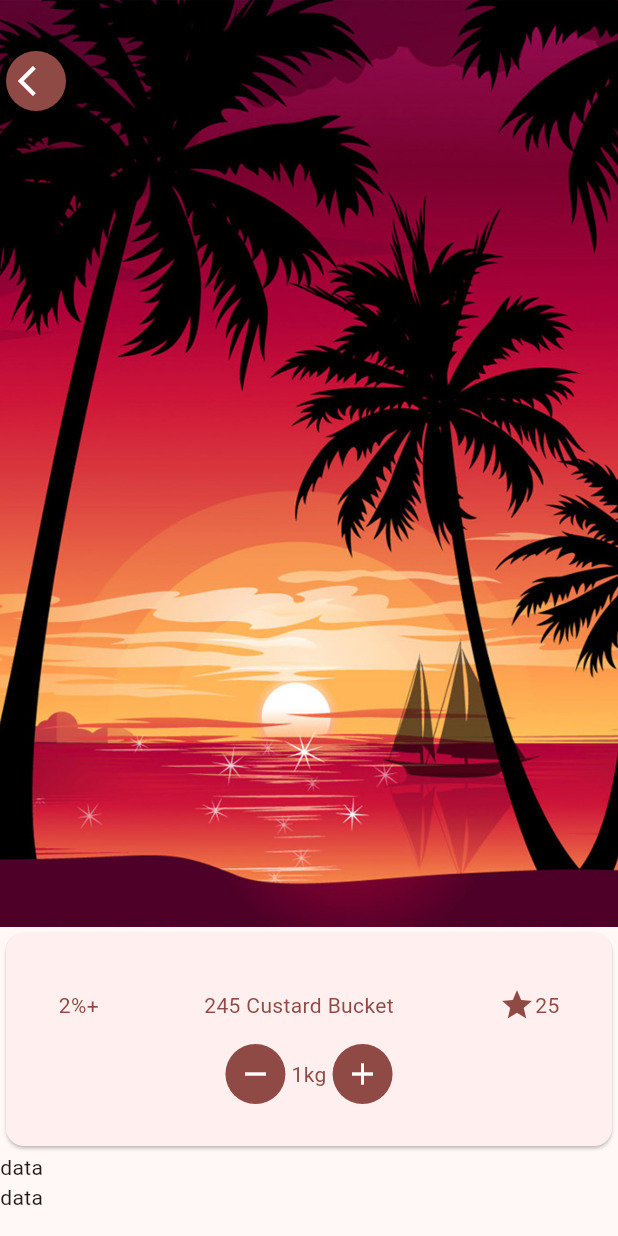
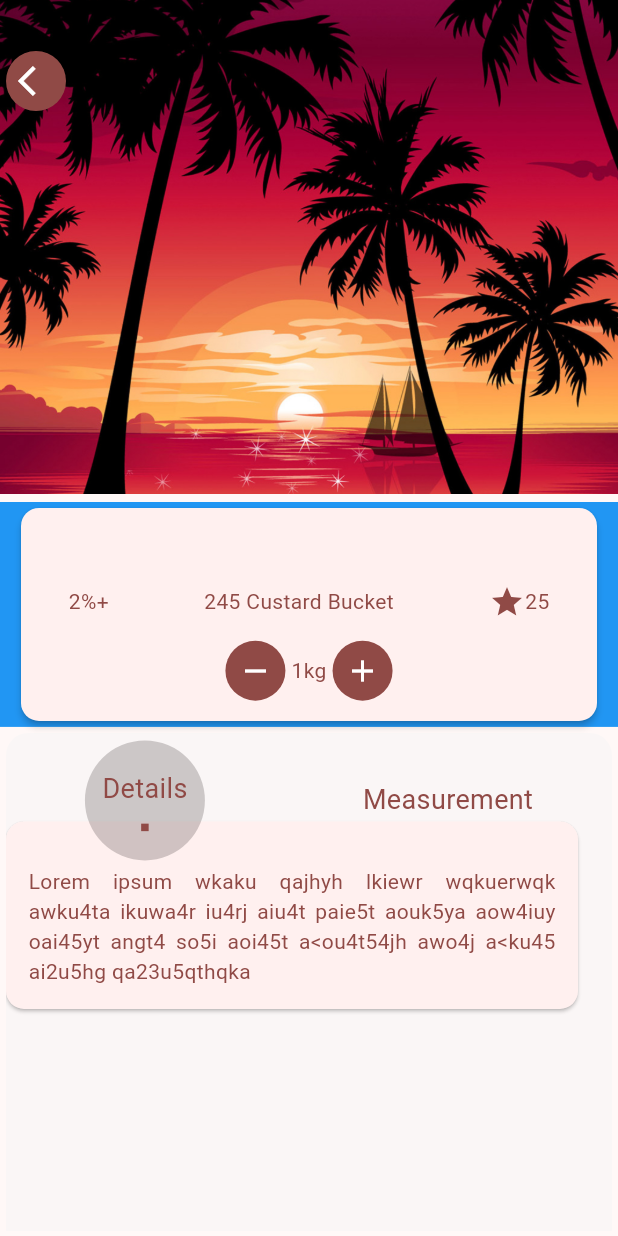
Before and after one commit to JP-Mbaka/ashernaser, a Flutter app: the Product screen opened directly with empty values, on a phone screen of 412 x 824 dp. Run offline on Flutter 3.47's test engine with Material 2 defaults, Android fonts, the phone set to English and light mode, and no system bars.

Commit message:
Starting Afresh

```diff
--- a/lib/screen/home/singleProductView.dart
+++ b/lib/screen/home/singleProductView.dart
@@ -1,4 +1,5 @@
 import 'package:ashernaser/model/productModel.dart';
+import 'package:ashernaser/screen/Cart/order.dart';
 import 'package:flutter/material.dart';
 
 class Product extends StatefulWidget {
@@ -25,7 +26,7 @@ class _ProductState extends State<Product> {
                 tag: widget.title!,
                 child: Image.asset(
                   'asset/image/test.jpg',
-                  height: MediaQuery.of(context).size.height * 0.75,
+                  height: MediaQuery.of(context).size.height * 0.4,
                   width: MediaQuery.of(context).size.width,
                   fit: BoxFit.cover,
                   scale: 0.9,
@@ -41,21 +42,30 @@ class _ProductState extends State<Product> {
               ),
             ],
           ),
-          ListView(
+          const SizedBox(height: 5),
+          SizedBox(
+            height: MediaQuery.of(context).size.height * 0.59 -
+                MediaQuery.of(context).viewInsets.bottom - MediaQuery.of(context).padding.bottom,
+            child: ListView(
               shrinkWrap: true,
               children: [
                 Container(
+                  color: Colors.blue,
                   // margin: const EdgeInsets.only(
                   //   top: 500,
                   //   left: 60,
                   // ),
-                // padding: const EdgeInsets.symmetric(horizontal: 10),
+                  padding: const EdgeInsets.symmetric(horizontal: 10),
                   alignment: Alignment.center,
                   height: 150,
                   width: MediaQuery.of(context).size.width * 0.9,
                   child: Card(
+                    elevation: 2,
                     child: Column(
+                      // crossAxisAlignment: CrossAxisAlignment.center,
+                      mainAxisAlignment: MainAxisAlignment.center,
                       children: [
+                        const SizedBox(height: 5),
                         Text(
                           widget.title!,
                           style: TextStyle(
@@ -115,9 +125,106 @@ class _ProductState extends State<Product> {
                     ),
                   ),
                 ),
-              Text('data'),
-              Text('data'),
+                Container(
+                  margin: const EdgeInsets.all(4.0),
+                  height: 400,
+                  width: MediaQuery.of(context).size.width,
+                  decoration: BoxDecoration(
+                      color: Color.fromARGB(134, 245, 245, 245),
+                      borderRadius: BorderRadius.circular(15)),
+                  child: Stack(
+                    children: [
+                      Positioned(
+                        top: 40,
+                        left: -4,
+                        child: Container(
+                          width: MediaQuery.of(context).size.width * 0.945,
+                          // margin: EdgeInsets.only(left: 10),
+                          padding: EdgeInsets.only(top: 15),
+                          child: Card(
+                            child: Padding(
+                              padding: const EdgeInsets.only(
+                                left: 15.0,
+                                right: 15.0,
+                                bottom: 15.0,
+                                top: 30,
+                              ),
+                              child: Center(
+                                child: Text(
+                                  'Lorem ipsum wkaku qajhyh lkiewr wqkuerwqk awku4ta ikuwa4r iu4rj aiu4t paie5t aouk5ya aow4iuy oai45yt angt4 so5i aoi45t a<ou4t54jh awo4j a<ku45 ai2u5hg qa23u5qthqka ',
+                                  textAlign: TextAlign.justify,
+                                  style: TextStyle(
+                                      color: Theme.of(context).primaryColor),
+                                ),
+                              ),
+                            ),
+                          ),
+                        ),
+                      ),
+                      Padding(
+                        padding: EdgeInsets.only(top: 5),
+                        child: Row(
+                          mainAxisAlignment: MainAxisAlignment.spaceAround,
+                          children: [
+                            Container(
+                              height: 80,
+                              width: 80,
+                              decoration: BoxDecoration(
+                                color: Color.fromARGB(50, 15, 7, 7),
+                                borderRadius: BorderRadius.circular(50),
+                              ),
+                              child: Column(
+                                crossAxisAlignment: CrossAxisAlignment.center,
+                                mainAxisAlignment: MainAxisAlignment.center,
+                                children: [
+                                  Text(
+                                    'Details',
+                                    style: TextStyle(
+                                        fontSize: 18,
+                                        // fontWeight: FontWeight.w600,
+                                        color: Theme.of(context).primaryColor),
+                                  ),
+                                  const SizedBox(height: 10),
+                                  Container(
+                                    width: 5,
+                                    height: 5,
+                                    decoration: BoxDecoration(
+                                      color: Theme.of(context).primaryColor,
+                                    ),
+                                  )
                                 ],
+                              ),
+                            ),
+                            Text(
+                              'Measurement',
+                              style: TextStyle(
+                                  fontSize: 18,
+                                  // fontWeight: FontWeight.w600,
+                                  color: Theme.of(context).primaryColor),
+                            ),
+                          ],
+                        ),
+                      ),
+                    ],
+                  ),
+                ),
+                Row(
+                  mainAxisAlignment: MainAxisAlignment.spaceEvenly,
+                  children: [
+                    Text('N17.00'),
+                    ElevatedButton.icon(
+                      onPressed: () => Navigator.of(context).push(
+                        MaterialPageRoute(
+                          builder: (_) => Order(),
+                        ),
+                      ),
+                      icon: Icon(Icons.shopping_bag),
+                      label: Text('Add to Cart'),
+                    ),
+                  ],
+                )
+              ],
+            ),
           ),
         ],
       ),
```
Also changed, not shown: lib/screen/Cart/checkout.dart (added, +87 -0 lines), lib/screen/Cart/order.dart (added, +52 -0 lines), lib/screen/Cart/orderDetails.dart (added, +63 -0 lines), lib/screen/Cart/orderListView.dart (added, +17 -0 lines). Lines whose indentation alone changed are shown as unchanged.
